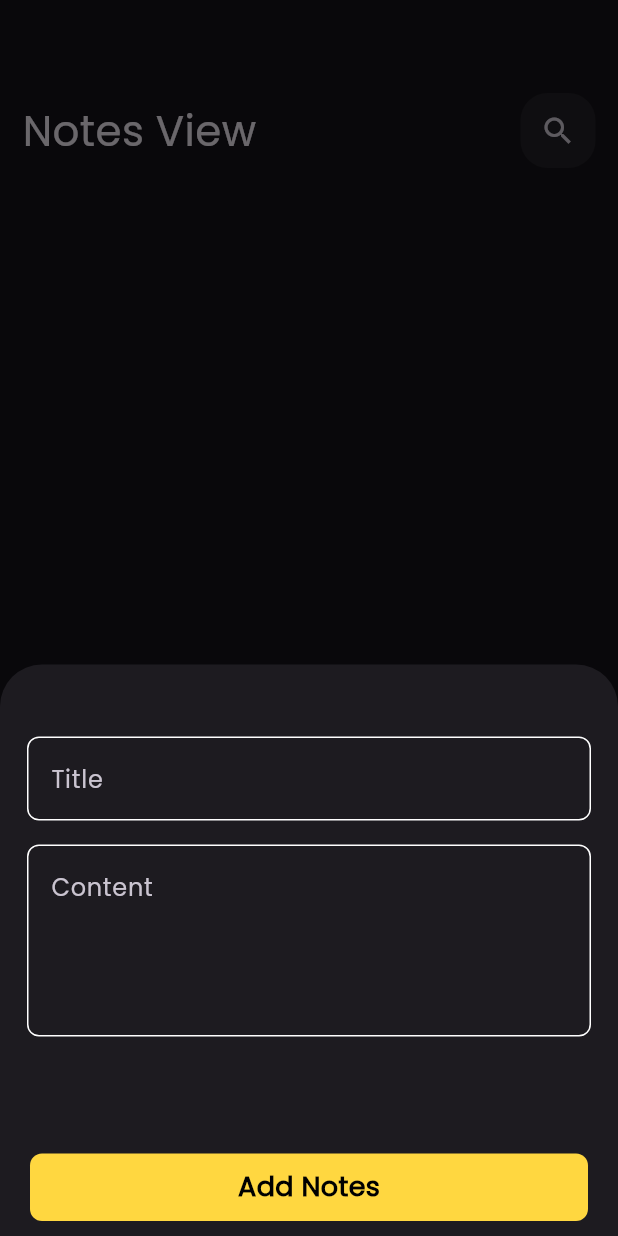
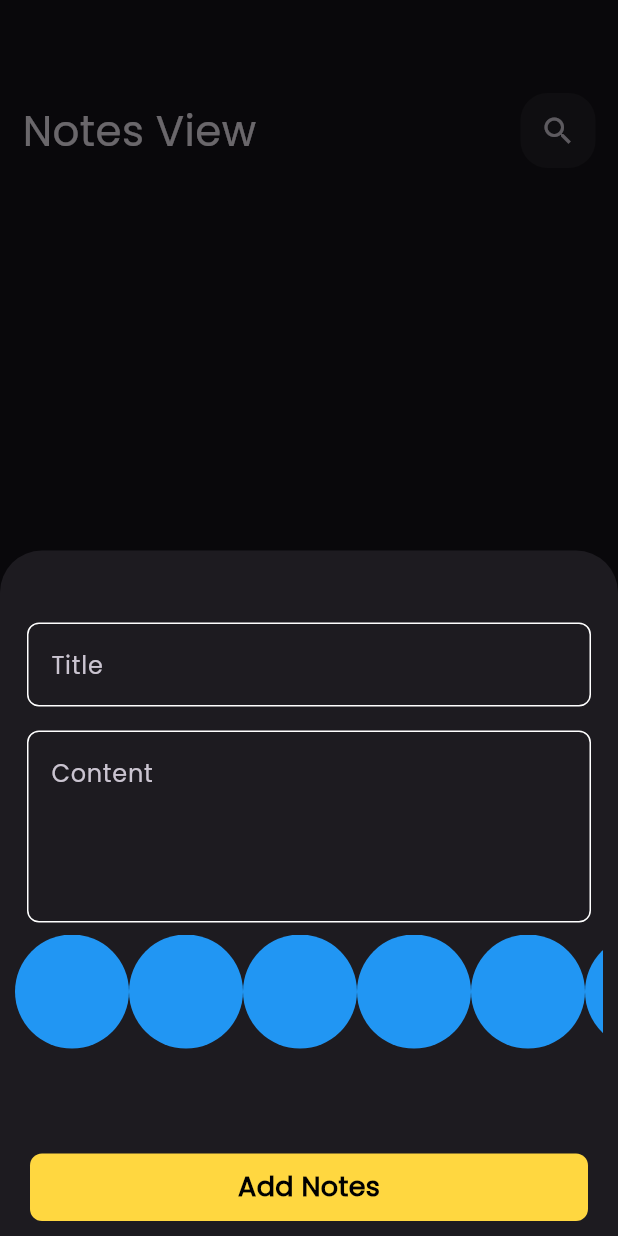
Before and after one commit to anas0952/notes-app, a Flutter app: the screen it shows after launch, after a tap on the "add" icon, on a phone screen of 412 x 824 dp. Run offline on Flutter 3.47's test engine with Material 3 defaults, Android fonts, the phone set to English and light mode, and no system bars; our stand-ins replace bloc, flutter_bloc, hive, hive_flutter; missing offline and left inert: awesome_icons; accounts and stored records are empty.

Commit message:
rfactory add notes & add itesm color

```diff
--- a/lib/widgets/add_notebottomshet.dart
+++ b/lib/widgets/add_notebottomshet.dart
@@ -5,6 +5,7 @@ import 'package:notes_app_view/model/notes-model.dart';
 import 'package:notes_app_view/widgets/cousstome-textfailed.dart';
 import 'package:notes_app_view/widgets/coustom-button.dart';
 import 'package:intl/intl.dart';
+import 'package:notes_app_view/widgets/items_color.dart';
 
 class AddNotesBottomShet extends StatefulWidget {
   const AddNotesBottomShet({super.key});
@@ -54,6 +55,7 @@ class _AddNotesBottomShetState extends State<AddNotesBottomShet> {
                 hint: 'Content',
                 maxLines: 4,
               ),
+              const ItemsColors(),
               const SizedBox(
                 height: 60,
               ),
@@ -65,11 +67,7 @@ class _AddNotesBottomShetState extends State<AddNotesBottomShet> {
                     onTap: () {
                       if (formKey.currentState!.validate()) {
                         formKey.currentState!.save();
-                        NotesModel notes = NotesModel(
-                            title: title!,
-                            content: subTitle!,
-                            date: formattedDate,
-                            color: Colors.blue.value);
+                        NotesModel notes = addnotes();
                         BlocProvider.of<AddNotesCubit>(context).addNote(notes);
                       } else {
                         autovalidateMode = AutovalidateMode.always;
@@ -85,4 +83,13 @@ class _AddNotesBottomShetState extends State<AddNotesBottomShet> {
       ),
     );
   }
+
+  NotesModel addnotes() {
+    NotesModel notes = NotesModel(
+        title: title!,
+        content: subTitle!,
+        date: formattedDate,
+        color: Colors.blue.value);
+    return notes;
+  }
 }
--- /dev/null
+++ b/lib/widgets/items_color.dart
@@ -0,0 +1,28 @@
+import 'package:flutter/material.dart';
+
+class ItemsColors extends StatelessWidget {
+  const ItemsColors({super.key});
+
+  @override
+  Widget build(BuildContext context) {
+    return const ListItemsColors();
+  }
+}
+
+class ListItemsColors extends StatelessWidget {
+  const ListItemsColors({super.key});
+
+  @override
+  Widget build(BuildContext context) {
+    return SizedBox(
+      height: 38 * 2,
+      child: ListView.builder(
+          scrollDirection: Axis.horizontal,
+          itemCount: 10,
+          itemBuilder: (context, index) => const CircleAvatar(
+                backgroundColor: Colors.blue,
+                radius: 38,
+              )),
+    );
+  }
+}
```
